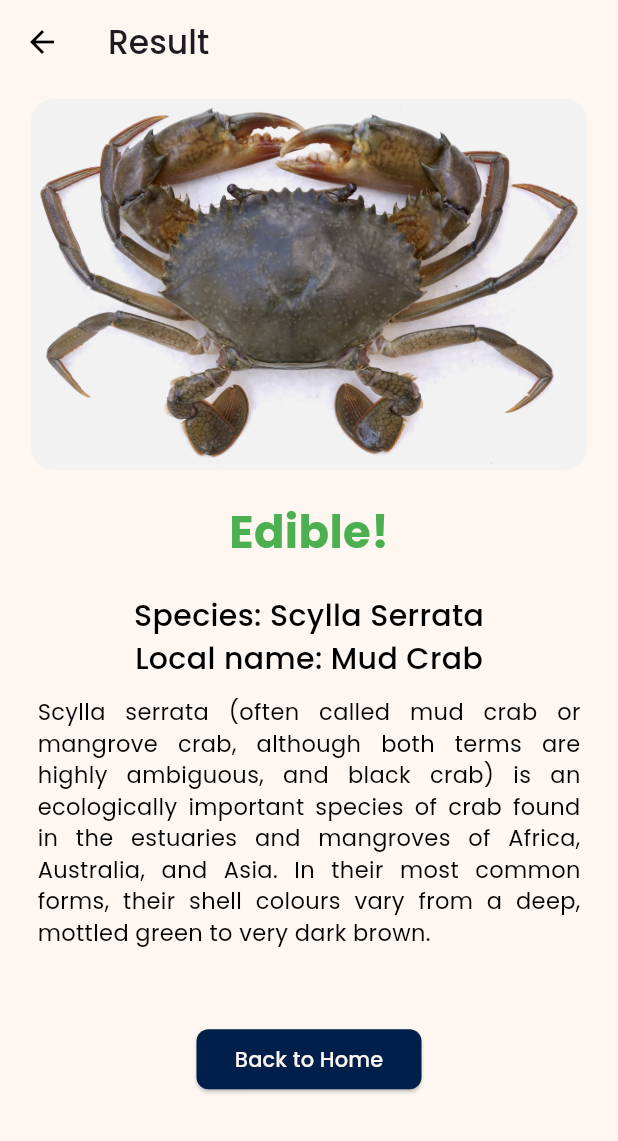
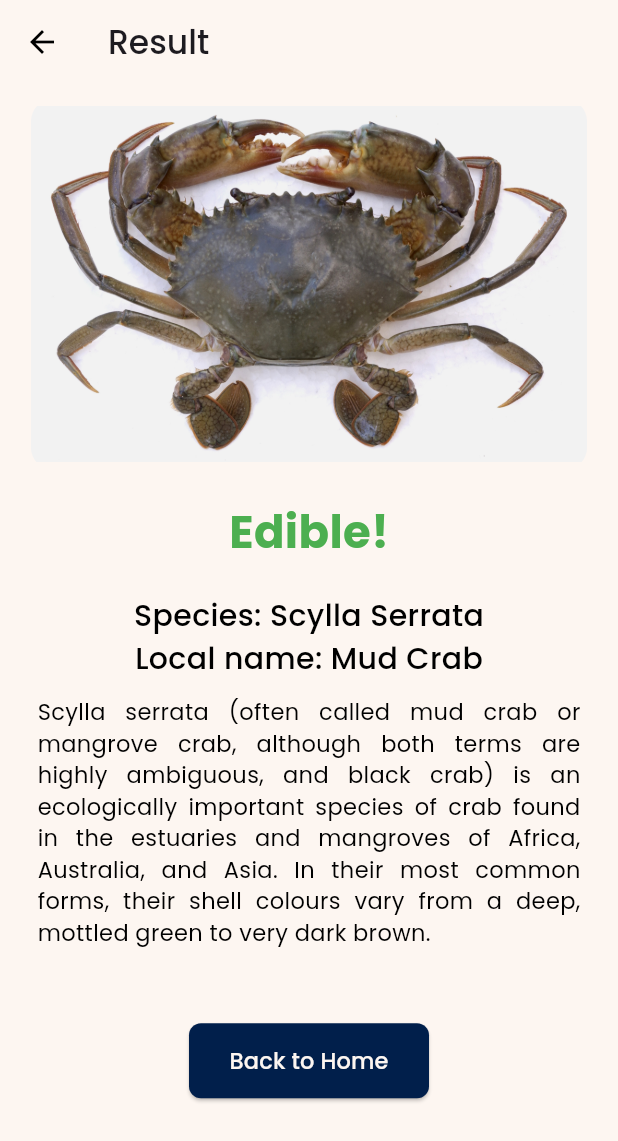
Before and after one commit to keannugran19/crabcheck, a Flutter app: the screen it shows after launch, on a phone screen of 412 x 824 dp. Shown: the top 1141 px of the screen. Run offline on Flutter 3.47's test engine with Material 3 defaults, Android fonts, the phone set to English and light mode, and no system bars; our stand-ins replace firebase_core, image_picker; accounts and stored records are empty.

Commit message:
updated info page button

```diff
--- a/lib/components/button.dart
+++ b/lib/components/button.dart
@@ -19,7 +19,7 @@ class Button extends StatelessWidget {
       onPressed: onPressed,
       style: ButtonStyle(
         fixedSize: MaterialStateProperty.all(
-          const Size(150, 40), // Set the desired width and height
+          const Size(160, 50), // Set the desired width and height
         ),
         shape: MaterialStateProperty.all<RoundedRectangleBorder>(
           RoundedRectangleBorder(
@@ -41,7 +41,7 @@ class Button extends StatelessWidget {
       child: Text(
         buttonText,
         style: TextStyle(
-          fontSize: 14,
+          fontSize: 15,
           color: colorScheme.background,
         ),
       ),
--- a/lib/pages/info_page.dart
+++ b/lib/pages/info_page.dart
@@ -38,7 +38,7 @@ class InfoPage extends StatelessWidget {
                               15) // Adjust the radius as needed
                           ),
                       child: Image.asset(scyllaSerrata.crabImage,
-                          fit: BoxFit.cover),
+                          fit: BoxFit.contain),
                     ),
                   ),
                 ),
```
